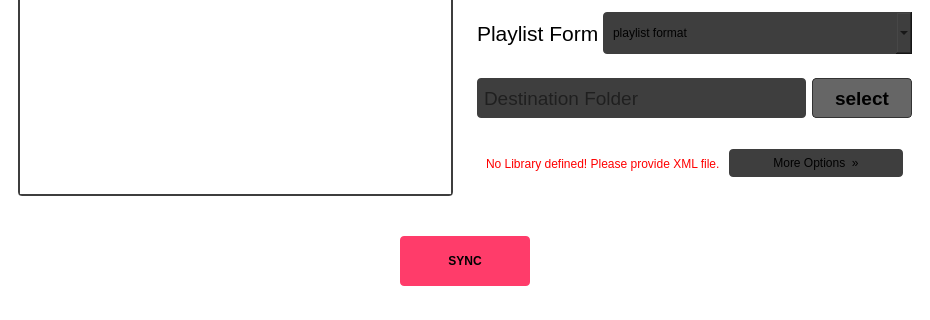
Qt form src/main/python/mainwindow.ui (SlawaGurevich/iTunes2SD) before a commit; both pictures show x 0 to 930 and y 567 to 887 of the 930 by 887 pixel window.
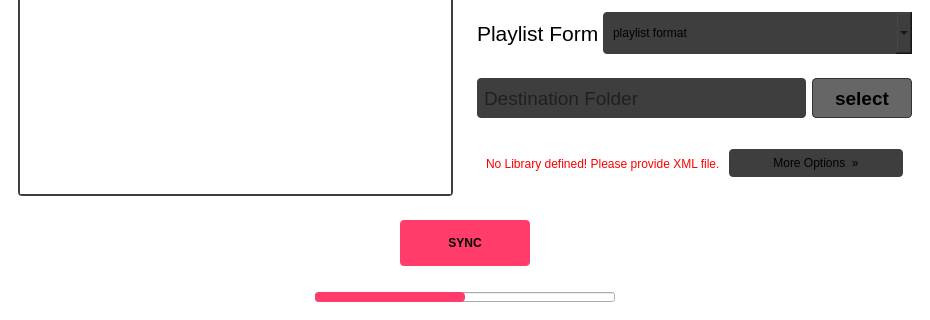
The same form after that commit. Icons and pictures are not drawn.

Commit message: v0.3.1: Adjusted album and artist model, added progressbar to copy process, disabled button while copying

```diff
--- a/src/main/python/mainwindow.ui
+++ b/src/main/python/mainwindow.ui
@@ -619,7 +619,7 @@
       </layout>
      </widget>
     </item>
-    <item row="2" column="0" colspan="2">
+    <item row="2" column="0" colspan="2" alignment="Qt::AlignHCenter">
      <widget class="QWidget" name="widget_5" native="true">
       <property name="minimumSize">
        <size>
@@ -630,19 +630,38 @@
       <property name="maximumSize">
        <size>
         <width>16777215</width>
-        <height>100</height>
+        <height>300</height>
        </size>
       </property>
-      <layout class="QHBoxLayout" name="horizontalLayout">
-       <item>
+      <layout class="QGridLayout" name="gridLayout_2">
+       <item row="0" column="0">
+        <spacer name="horizontalSpacer">
+         <property name="orientation">
+          <enum>Qt::Horizontal</enum>
+         </property>
+         <property name="sizeHint" stdset="0">
+          <size>
+           <width>76</width>
+           <height>20</height>
+          </size>
+         </property>
+        </spacer>
+       </item>
+       <item row="0" column="1">
         <widget class="QPushButton" name="bSync">
          <property name="enabled">
           <bool>true</bool>
          </property>
+         <property name="minimumSize">
+          <size>
+           <width>130</width>
+           <height>0</height>
+          </size>
+         </property>
          <property name="maximumSize">
           <size>
            <width>130</width>
-           <height>50</height>
+           <height>200</height>
           </size>
          </property>
          <property name="font">
@@ -654,6 +673,7 @@
          <property name="styleSheet">
           <string notr="true">#bSync {
 	padding: 15;
+	margin-bottom: 20;
 	border-radius: 4;
 	background-color: #FF3C6A;
 }
@@ -667,6 +687,60 @@
          </property>
         </widget>
        </item>
+       <item row="0" column="2">
+        <spacer name="horizontalSpacer_2">
+         <property name="orientation">
+          <enum>Qt::Horizontal</enum>
+         </property>
+         <property name="sizeHint" stdset="0">
+          <size>
+           <width>76</width>
+           <height>20</height>
+          </size>
+         </property>
+        </spacer>
+       </item>
+       <item row="1" column="0" colspan="3">
+        <widget class="QProgressBar" name="cpProgress">
+         <property name="minimumSize">
+          <size>
+           <width>300</width>
+           <height>0</height>
+          </size>
+         </property>
+         <property name="maximumSize">
+          <size>
+           <width>16777215</width>
+           <height>10</height>
+          </size>
+         </property>
+         <property name="styleSheet">
+          <string notr="true">#cpProgress {
+	border-radius 4;
+	height: 15;
+font-size: 10;
+}
+
+#cpProgress::chunk {
+	background-color:  #FF3C6A;
+	border-radius: 4;
+}
+</string>
+         </property>
+         <property name="value">
+          <number>50</number>
+         </property>
+         <property name="alignment">
+          <set>Qt::AlignCenter</set>
+         </property>
+         <property name="textVisible">
+          <bool>false</bool>
+         </property>
+         <property name="orientation">
+          <enum>Qt::Horizontal</enum>
+         </property>
+        </widget>
+       </item>
       </layout>
      </widget>
     </item>
```
The commit also changes 6 other files.
